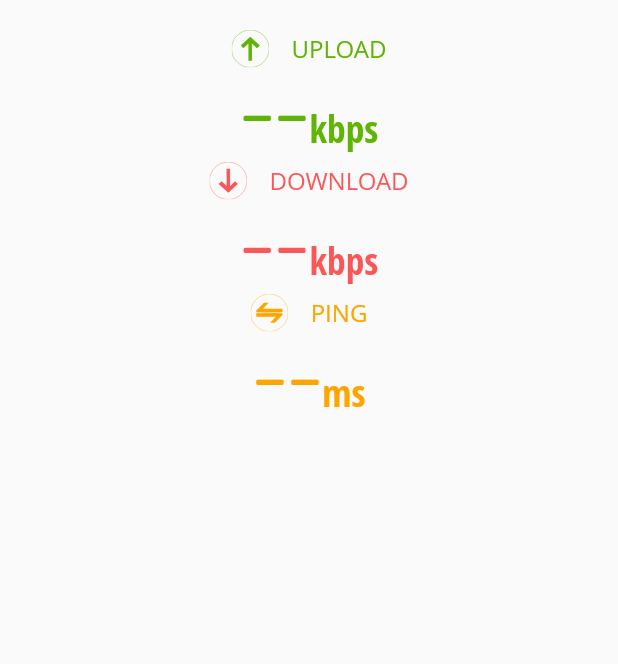
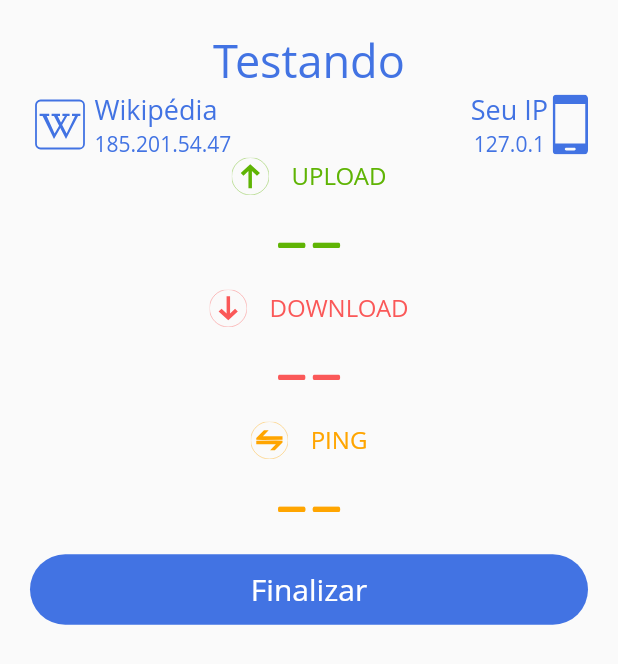
Before and after one commit to ricardoMonteiroTavares/Veloz, a Flutter app: the screen it shows after launch, after a tap on "Começar", on a phone screen of 412 x 824 dp. Shown: the top 664 px of the screen. Run offline on Flutter 3.47's test engine with Material 2 defaults, Android fonts, the phone set to English and light mode, and no system bars; our stand-ins replace flutter_svg; network calls fail; Roboto replaces fonts that are missing (Open Sans).

Commit message:
Versão 0.7.2
Ajustes no design da Página de testes

```diff
--- a/lib/HomePage/homePage.dart
+++ b/lib/HomePage/homePage.dart
@@ -1,6 +1,5 @@
 import 'package:flutter/material.dart';
 import 'package:veloz/HomePage/homePageController.dart';
-import 'package:veloz/objects/serverClass.dart';
 import 'package:veloz/TestPage/testPage.dart';
 
 class HomePage extends StatefulWidget{
@@ -97,7 +96,7 @@ class _HomePageState extends State<HomePage>{
                               onPressed: (){
                                 Navigator.of(context).push(
                                   MaterialPageRoute(
-                                    builder: (context) => TestPage(ipTest: this._controller.selectedServer.dns, hostTest: this._controller.selectedServer.host,)
+                                    builder: (context) => TestPage(serverTest: this._controller.selectedServer, ipLocal: null,)
                                   )
                                 );
                               },
--- a/lib/TestPage/testPage.dart
+++ b/lib/TestPage/testPage.dart
@@ -1,18 +1,20 @@
 import 'package:flutter/material.dart';
 import 'package:flutter/foundation.dart';
+import 'package:flutter/rendering.dart';
 import 'package:flutter_svg/flutter_svg.dart';
 import 'package:veloz/TestPage/testPageController.dart';
+import 'package:veloz/objects/serverClass.dart';
 
 
 class TestPage extends StatefulWidget{
-  final String ipTest;
-  final String hostTest;
+  final Server serverTest;
+  final String ipLocal;
 
   const TestPage(
     {
       Key key,
-      @required this.ipTest,
-      @required this.hostTest,
+      @required this.serverTest,
+      @required this.ipLocal,
     }
   ) : super(key: key);
 
@@ -26,13 +28,13 @@ class _TestPageState extends State<TestPage>{
   @override
   void initState(){
     if(this._controller.pingAvg == null){
-      this._controller.pingTest(widget.ipTest);
+      this._controller.pingTest(widget.serverTest.dns);
     }
     if(this._controller.downAvg == null){
-      this._controller.downloadTest(widget.hostTest);
+      this._controller.downloadTest(widget.serverTest.host);
     }
     if(this._controller.upAvg == null){
-      this._controller.uploadTest(widget.hostTest);
+      this._controller.uploadTest(widget.serverTest.host);
     }
 
     super.initState();
@@ -49,6 +51,101 @@ class _TestPageState extends State<TestPage>{
             padding: EdgeInsets.all(20),
             child: Column(
               children: <Widget>[
+                Text(
+                  'Testando',
+                  style: TextStyle(
+                    fontFamily: 'Open Sans',
+                    fontSize: 30,
+                    color: Color.fromARGB(255, 66, 115, 227),
+
+                  ),
+                ),
+                Row(
+                  children: <Widget>[
+                    Container(
+                      child: Expanded(
+                        child: Row(
+                          mainAxisAlignment: MainAxisAlignment.start,
+                          mainAxisSize: MainAxisSize.min,
+                          children: <Widget>[
+                            Column(
+                              children: <Widget>[
+                                SvgPicture.asset(widget.serverTest.icon, height: 40),
+                              ],
+                            ),
+                            SizedBox(
+                                  width: 3,
+                            ),
+                            Column(
+                              crossAxisAlignment: CrossAxisAlignment.start,
+                              children: <Widget>[
+                                Text(
+                                  widget.serverTest.name,
+                                  style: TextStyle(
+                                    fontFamily: 'Open Sans',
+                                    fontSize: 18,
+                                    color: Color.fromARGB(255, 66, 115, 227),
+
+                                  ),
+                                ),
+
+                                Text(
+                                  widget.serverTest.dns,
+                                  style: TextStyle(
+                                    fontFamily: 'Open Sans',
+                                    //fontSize: (RenderFlex().),
+                                    color: Color.fromARGB(255, 66, 115, 227),
+                                  ),
+                                ),
+                              ],
+                            )
+                          ],
+                        ),
+                      ),
+                    ),
+
+                    Container(
+                      child: Expanded(
+                        child: Row(
+                          mainAxisAlignment: MainAxisAlignment.end,
+                          mainAxisSize: MainAxisSize.min,
+                          children: <Widget>[
+                            Column(
+                              //crossAxisAlignment: CrossAxisAlignment.end,
+                              children: <Widget>[
+                                Text(
+                                  "Seu IP",
+                                  style: TextStyle(
+                                    fontFamily: 'Open Sans',
+                                    fontSize: 18,
+                                    color: Color.fromARGB(255, 66, 115, 227),
+                                  ),
+                                ),
+
+                                Text(
+                                  "127.0.1",
+                                  style: TextStyle(
+                                    fontFamily: 'Open Sans',
+                                    //fontSize: 16,
+                                    color: Color.fromARGB(255, 66, 115, 227),
+                                  ),
+                                ),
+                              ],
+                            ),
+                            SizedBox(
+                              width: 3,
+                            ),
+                            Column(
+                              children: <Widget>[
+                                SvgPicture.asset("assets/smartphone.svg", height: 40),
+                              ],
+                            ),
+                          ],
+                        ),
+                      ),
+                    ),
+                  ],
+                ),
                 Row(
                   mainAxisAlignment: MainAxisAlignment.center,
                   children: <Widget>[
@@ -78,7 +175,7 @@ class _TestPageState extends State<TestPage>{
                         )
                       ),
                       TextSpan(
-                        text: 'kbps',
+                        text: (this._controller.upAvg == null)? '' : 'kbps',
                         style: TextStyle(
                           fontFamily: 'Open Sans Condensed',
                           fontSize: 25,
@@ -118,7 +215,7 @@ class _TestPageState extends State<TestPage>{
                         )
                       ),
                       TextSpan(
-                        text: 'kbps',
+                        text: (this._controller.downAvg == null)? '' : 'kbps',
                         style: TextStyle(
                           fontFamily: 'Open Sans Condensed',
                           fontSize: 25,
@@ -158,7 +255,7 @@ class _TestPageState extends State<TestPage>{
                         )
                       ),
                       TextSpan(
-                        text: 'ms',
+                        text: (this._controller.pingAvg == null)? '' : 'ms',
                         style: TextStyle(
                           fontFamily: 'Open Sans Condensed',
                           fontSize: 25,
@@ -167,6 +264,28 @@ class _TestPageState extends State<TestPage>{
                       ),
                     ]
                   ),
+                ),
+
+                Row(
+                  children: <Widget>[
+                    Expanded(
+                      child: FlatButton(
+                        shape: RoundedRectangleBorder(
+                            borderRadius: BorderRadius.circular(30)
+                        ),
+                        color: Color.fromARGB(255, 66, 115, 227),
+                        child: Text('Finalizar',
+                          style: TextStyle(
+                              color: Colors.white,
+                              fontFamily: 'Open Sans',
+                              fontSize: 20
+                          ),
+                        ),
+                        padding: EdgeInsets.only(top: 10, bottom: 10),
+                        onPressed: (){},
+                      ),
+                    )
+                  ],
                 ),
               ]
             ),
--- a/lib/objects/serverClass.dart
+++ b/lib/objects/serverClass.dart
@@ -3,13 +3,14 @@ class Server{
   String name;
   String dns;
   String host;
+  String icon;
 
-  Server(this.id, this.name, this.dns, this.host);
+  Server(this.id, this.name, this.dns, this.host, this.icon);
 
   static List<Server> getServers(){
     return <Server>[
-      Server(1,'Google DNS 1', '185.201.54.47', 'https://www.wikipedia.org/'),
-      Server(2,'Google DNS 2', '8.8.4.4', 'https://www.wikipedia.org/'),
+      Server(1,'Wikipédia', '185.201.54.47', 'https://www.wikipedia.org/', 'assets/wikipedia.svg'),
+      Server(2,'Google DNS 2', '8.8.4.4', 'https://www.wikipedia.org/', 'assets/google.svg'),
     ];
   }
 }
```
Also changed, not shown: pubspec.yaml (+6 -1 lines), assets/google.svg (added), assets/smartphone.svg (added), assets/wikipedia.svg (added).
